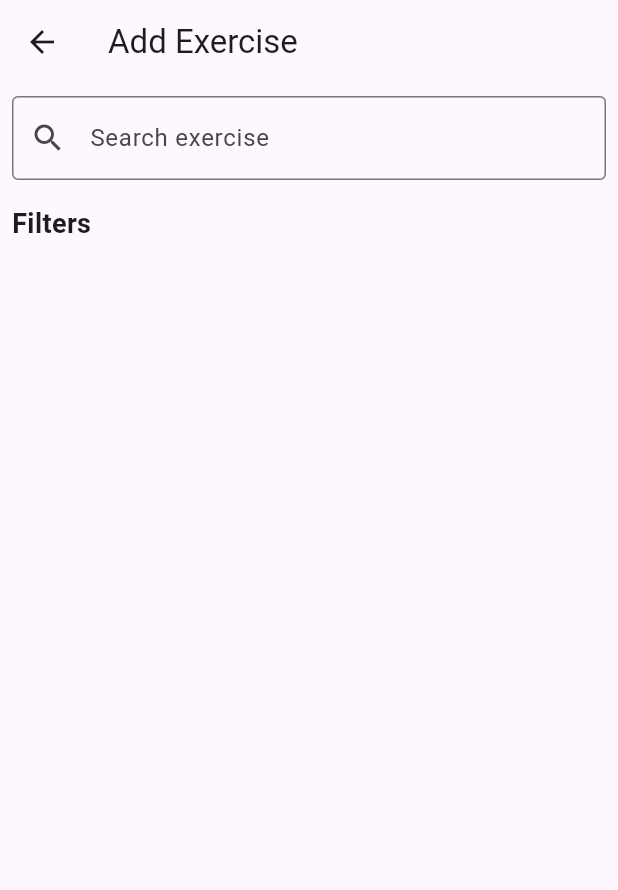
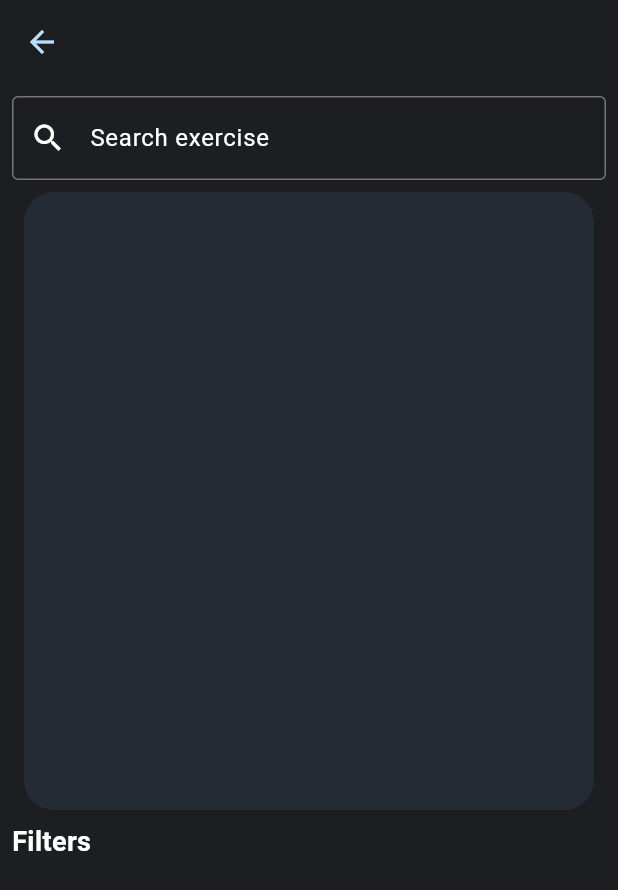
Before and after one commit to nemocazin/dima-project, a Flutter app: the AddExercisePage screen opened directly, on a phone screen of 412 x 824 dp. Shown: the top 890 px of the screen. Run offline on Flutter 3.47's test engine with Material 3 defaults, Android fonts, the phone set to English and light mode, and no system bars; our stand-ins replace csv.

Commit message:
[add] : add exercises selection page with filter

```diff
--- a/app/lib/add_exercise.dart
+++ b/app/lib/add_exercise.dart
@@ -9,7 +9,8 @@ class AddExercisePage extends StatefulWidget {
 
 class _AddExercisePageState extends State<AddExercisePage> {
   List<List<dynamic>> exercises = [];
-  List<List<dynamic>> filteredExercises = [];
+  List<String> exercisesNames = [];
+  List<String> filteredExercisesNames = [];
   TextEditingController searchController = TextEditingController();
 
   @override
@@ -24,7 +25,10 @@ class _AddExercisePageState extends State<AddExercisePage> {
       final csvData = await file.readAsString();
       setState(() {
         exercises = const CsvToListConverter().convert(csvData);
-        filteredExercises = List.from(exercises);
+        for (int i = 1; i < exercises.length; i++) {
+          exercisesNames.add(exercises[i][1].toString());
+        }
+        filteredExercisesNames = List.from(exercisesNames); // Initialiser la liste filtrée
       });
     } catch (e) {
       print('Error loading exercises: $e');
@@ -33,23 +37,27 @@ class _AddExercisePageState extends State<AddExercisePage> {
 
   void filterExercises(String query) {
     setState(() {
-      filteredExercises = exercises.where((exercise) {
-        final name = exercise[0].toString().toLowerCase();
-        return name.contains(query.toLowerCase());
+      filteredExercisesNames = exercisesNames.where((name) {
+        return name.toLowerCase().startsWith(query.toLowerCase());
       }).toList();
     });
   }
 
   @override
   Widget build(BuildContext context) {
+    // Récupérer la hauteur de l'écran
+    double screenHeight = MediaQuery.of(context).size.height;
+
     return Scaffold(
       appBar: AppBar(
+        backgroundColor: const Color(0xFF1c1e22),
         leading: IconButton(
           icon: Icon(Icons.arrow_back),
+          color: Colors.blue.shade100,
           onPressed: () => Navigator.pop(context),
         ),
-        title: Text('Add Exercise'),
       ),
+      backgroundColor: const Color(0xFF1c1e22),
       body: Column(
         children: [
           Padding(
@@ -58,10 +66,44 @@ class _AddExercisePageState extends State<AddExercisePage> {
               controller: searchController,
               decoration: InputDecoration(
                 labelText: 'Search exercise',
-                prefixIcon: Icon(Icons.search),
+                labelStyle: TextStyle(color: Colors.white), // Change la couleur du label
+                prefixIcon: Icon(Icons.search, color: Colors.white), // Change la couleur de l'icône
                 border: OutlineInputBorder(),
               ),
-              onChanged: filterExercises,
+              style: TextStyle(color: Colors.white), // Change la couleur du texte du champ de recherche
+              onChanged: filterExercises, // Appelle la méthode pour filtrer
+            ),
+          ),
+
+          // Container avec un écart et des coins arrondis
+          Padding(
+            padding: const EdgeInsets.symmetric(horizontal: 16.0), // Ajoute un écart horizontal
+            child: Container(
+              height: screenHeight / 2, // Fixe la hauteur à la moitié de l'écran
+              decoration: BoxDecoration(
+                color: const Color(0xFF242b35), // Couleur de fond pour la liste
+                borderRadius: BorderRadius.circular(20.0), // Coins arrondis
+              ),
+              child: ListView.builder(
+                itemCount: filteredExercisesNames.length,
+                itemBuilder: (context, index) {
+                  return ListTile(
+                    title: Text(
+                      filteredExercisesNames[index],
+                      style: TextStyle(
+                        color: Colors.white,  // Couleur du texte (blanc)
+                      ),
+                    ),
+                    onTap: () {
+                      Navigator.pushNamed(
+                        context,
+                        'exerciseSettingsPage',
+                        arguments: filteredExercisesNames[index],
+                      );
+                    },
+                  );
+                },
+              ),
             ),
           ),
 
@@ -70,27 +112,10 @@ class _AddExercisePageState extends State<AddExercisePage> {
             alignment: Alignment.centerLeft,
             child: Text(
               'Filters',
-              style: TextStyle(fontSize: 18, fontWeight: FontWeight.bold),
+              style: TextStyle(fontSize: 18, fontWeight: FontWeight.bold, color: Colors.white), // Couleur du texte
             ),
           ),
 
-          Expanded(
-            child: ListView.builder(
-              itemCount: filteredExercises.length,
-              itemBuilder: (context, index) {
-                return ListTile(
-                  title: Text(filteredExercises[index][0].toString()),
-                  onTap: () {
-                    Navigator.pushNamed(
-                      context,
-                      'exerciseSettingsPage',
-                      arguments: filteredExercises[index],
-                    );
-                  },
-                );
-              },
-            ),
-          ),
         ],
       ),
     );
```
